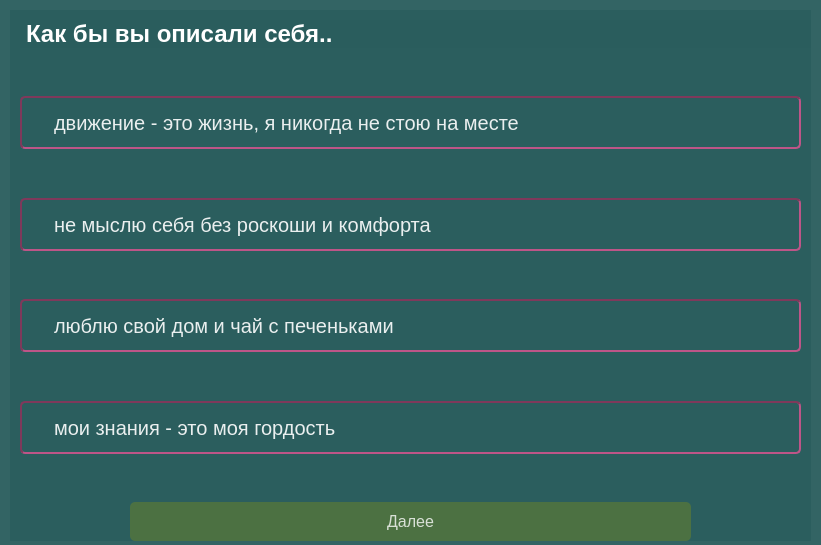
PolinaBack/MyMap, file forms/test10.ui: the form before one commit.
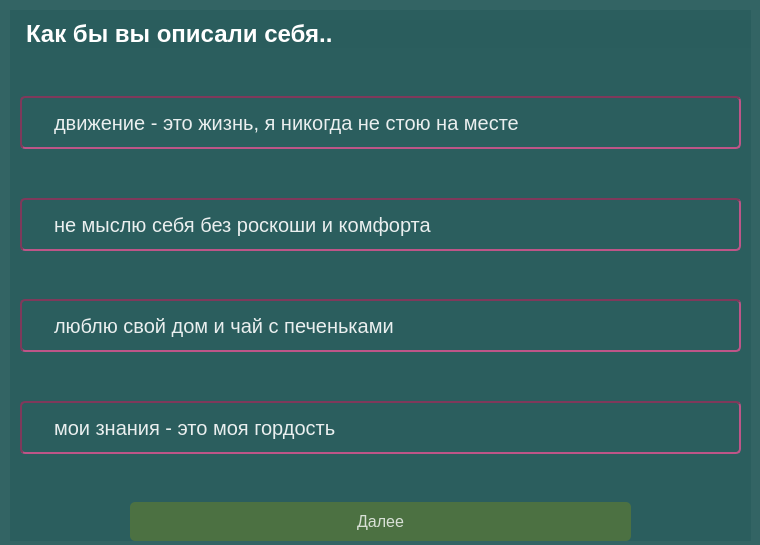
The form after the commit.

Diff of the .ui file:
```diff
--- a/forms/test10.ui
+++ b/forms/test10.ui
@@ -6,7 +6,7 @@
    <rect>
     <x>0</x>
     <y>0</y>
-    <width>821</width>
+    <width>760</width>
     <height>545</height>
    </rect>
   </property>
@@ -21,7 +21,7 @@
     <rect>
      <x>10</x>
      <y>10</y>
-     <width>801</width>
+     <width>741</width>
      <height>531</height>
     </rect>
    </property>
```
